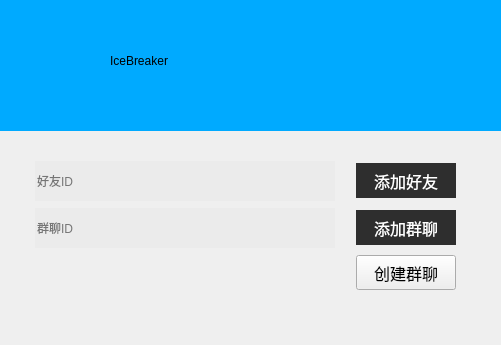
First picture: the form in qClient/add_friend.ui, repository AGuan177/QTice, before the edit.
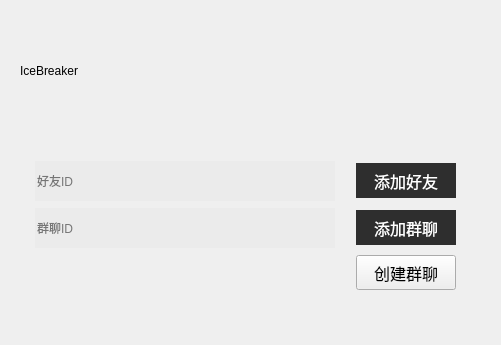
Second picture: the form after the edit. Icons and pictures are not drawn.

The edit to the form file:
```diff
--- a/qClient/add_friend.ui
+++ b/qClient/add_friend.ui
@@ -35,15 +35,14 @@
     </sizepolicy>
    </property>
    <property name="styleSheet">
-    <string notr="true">background-color: rgb(0, 170, 255);
-
+    <string notr="true">#widget{background-image: url(:/new/prefix1/img/title1.png);}
 </string>
    </property>
    <widget class="QLabel" name="label">
     <property name="geometry">
      <rect>
-      <x>110</x>
-      <y>10</y>
+      <x>20</x>
+      <y>20</y>
       <width>281</width>
       <height>101</height>
      </rect>
```
